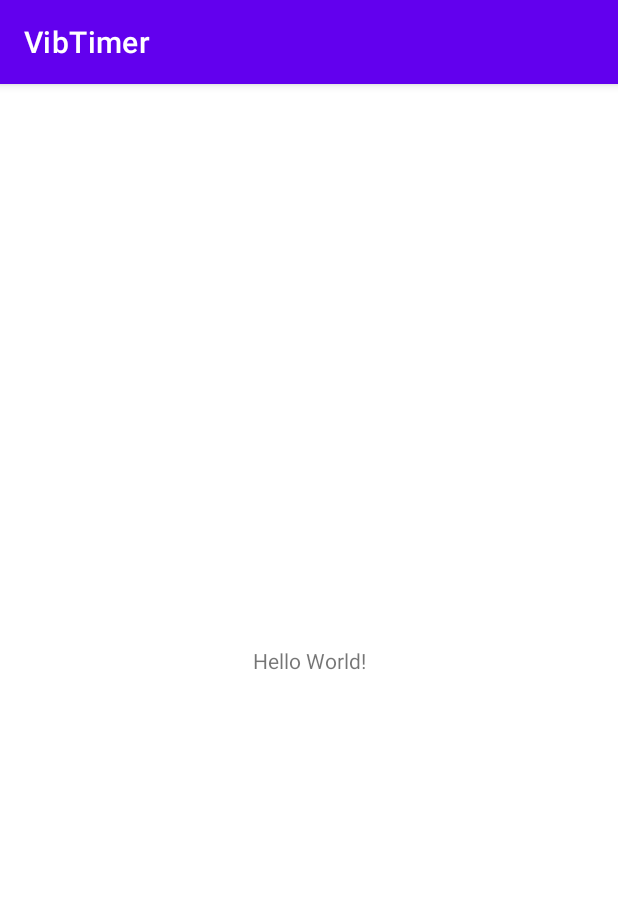
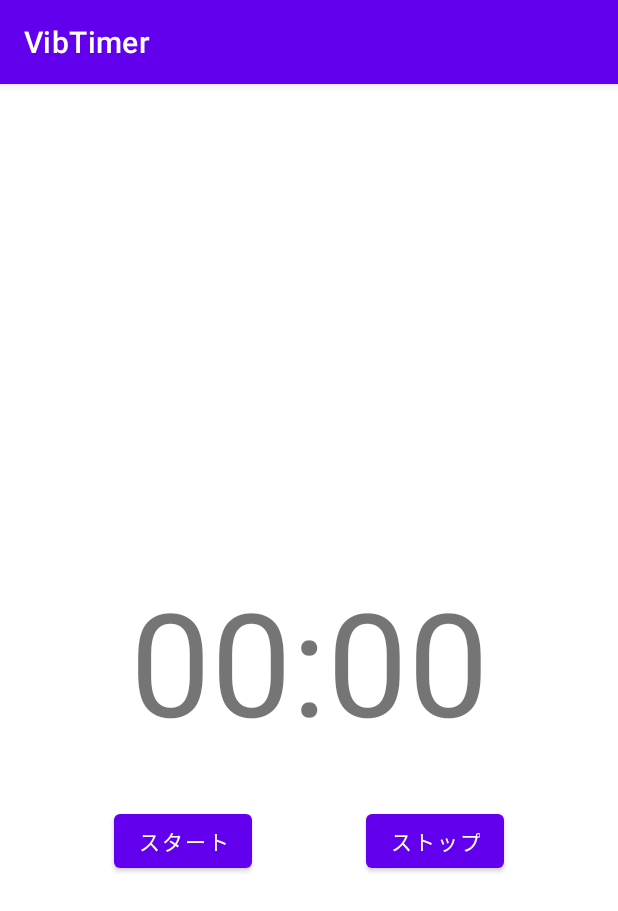
Before and after one commit to Messiah-KenTanaka/VibTimer, an Android app: the screen it shows after launch (MainActivity), on a phone screen of 412 x 824 dp. Shown: the top 911 px of the screen. Run offline under Robolectric (Android 15) with nearby library versions, the light colour scheme and no system bars.

Commit message:
textTimer, btnStart, btnStopを配置

```diff
--- a/app/src/main/res/layout/activity_main.xml
+++ b/app/src/main/res/layout/activity_main.xml
@@ -7,12 +7,34 @@
     tools:context=".MainActivity">
 
     <TextView
+        android:id="@+id/textTimer"
         android:layout_width="wrap_content"
         android:layout_height="wrap_content"
-        android:text="Hello World!"
+        android:text="@string/textTimer"
+        android:textSize="96sp"
         app:layout_constraintBottom_toBottomOf="parent"
-        app:layout_constraintLeft_toLeftOf="parent"
-        app:layout_constraintRight_toRightOf="parent"
+        app:layout_constraintEnd_toEndOf="parent"
+        app:layout_constraintStart_toStartOf="parent"
         app:layout_constraintTop_toTopOf="parent" />
 
+    <Button
+        android:id="@+id/btnStart"
+        android:layout_width="wrap_content"
+        android:layout_height="wrap_content"
+        android:layout_marginTop="32dp"
+        android:text="@string/btnStart"
+        app:layout_constraintEnd_toStartOf="@+id/btnStop"
+        app:layout_constraintHorizontal_bias="0.5"
+        app:layout_constraintStart_toStartOf="parent"
+        app:layout_constraintTop_toBottomOf="@+id/textTimer" />
+
+    <Button
+        android:id="@+id/btnStop"
+        android:layout_width="wrap_content"
+        android:layout_height="wrap_content"
+        android:text="@string/btnStop"
+        app:layout_constraintEnd_toEndOf="parent"
+        app:layout_constraintStart_toEndOf="@+id/btnStart"
+        app:layout_constraintTop_toTopOf="@+id/btnStart" />
+
 </androidx.constraintlayout.widget.ConstraintLayout>
--- a/app/src/main/res/values/strings.xml
+++ b/app/src/main/res/values/strings.xml
@@ -1,3 +1,6 @@
 <resources>
     <string name="app_name">VibTimer</string>
+    <string name="textTimer">00:00</string>
+    <string name="btnStart">スタート</string>
+    <string name="btnStop">ストップ</string>
 </resources>
```
